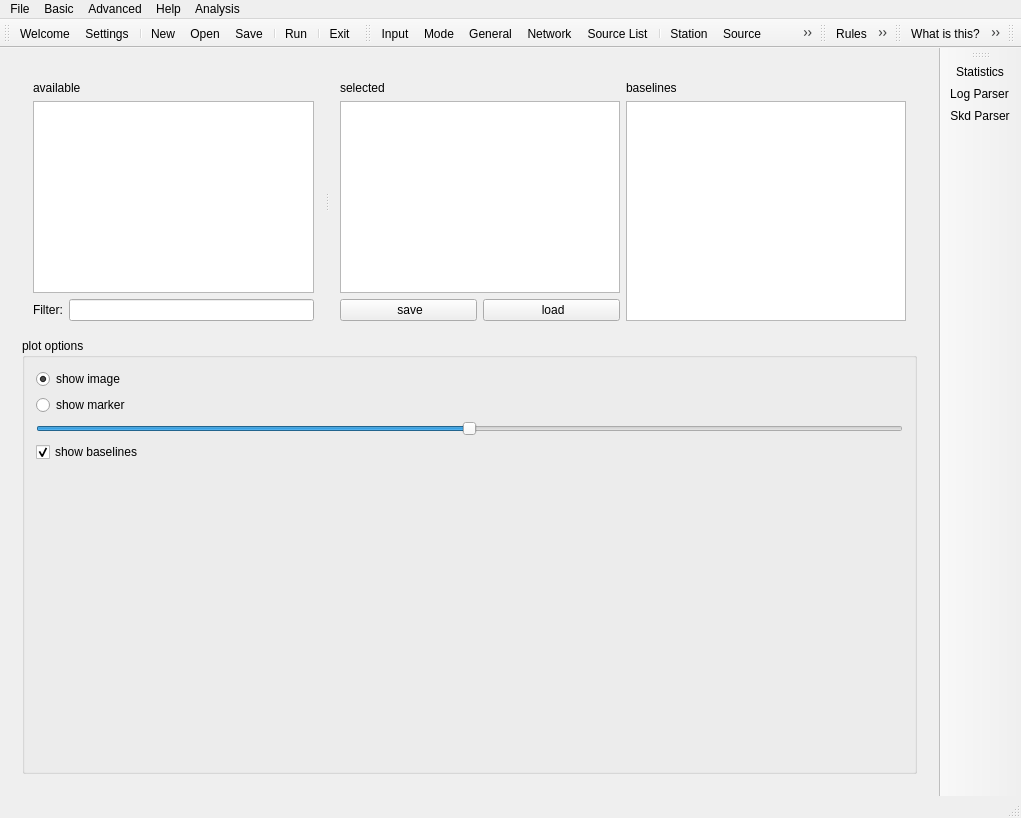
TUW-VieVS/VieSchedpp, file mainwindow.ui: the form before one commit.
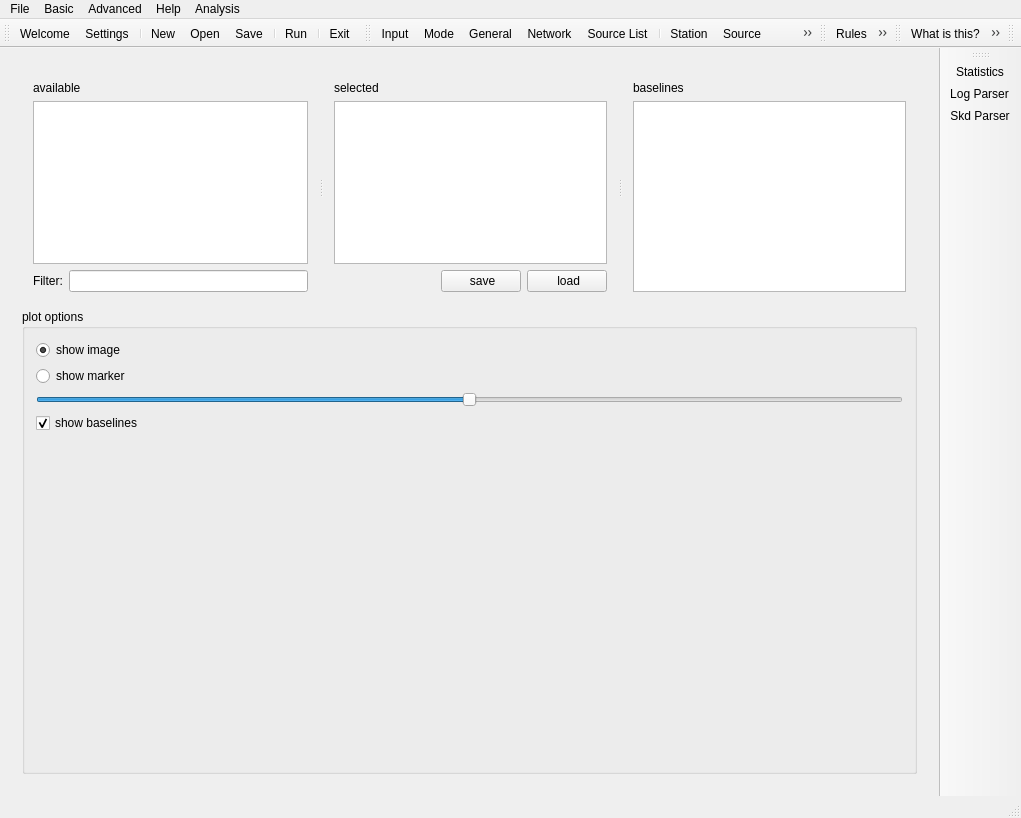
The form after the commit. The open tabs and pages were chosen to show the change. Icons and pictures are not drawn.

Commit message: baselines uses tlc, more splitters, multi scheduling bugfix

Diff of the .ui file:
```diff
--- a/mainwindow.ui
+++ b/mainwindow.ui
@@ -2733,7 +2733,7 @@
        <property name="statusTip">
         <string>network</string>
        </property>
-       <layout class="QVBoxLayout" name="verticalLayout_57" stretch="0,2">
+       <layout class="QVBoxLayout" name="verticalLayout_57" stretch="1,2">
         <item>
          <widget class="QSplitter" name="splitter_4">
           <property name="orientation">
@@ -2793,9 +2793,11 @@
             </item>
            </layout>
           </widget>
-          <widget class="QWidget" name="layoutWidget">
-           <layout class="QHBoxLayout" name="horizontalLayout_7" stretch="0,0">
-            <item>
+          <widget class="QSplitter" name="splitter_a">
+           <property name="orientation">
+            <enum>Qt::Horizontal</enum>
+           </property>
+           <widget class="QWidget" name="">
              <layout class="QVBoxLayout" name="verticalLayout_2" stretch="0,0,0">
               <item>
                <widget class="QLabel" name="label_network_selected">
@@ -2805,7 +2807,7 @@
                </widget>
               </item>
               <item>
-               <widget class="QListView" name="listView_allSelectedStations">
+              <widget class="QTreeView" name="treeView_allSelectedStations">
                 <property name="mouseTracking">
                  <bool>true</bool>
                 </property>
@@ -2825,6 +2827,19 @@
               </item>
               <item>
                <layout class="QHBoxLayout" name="horizontalLayout_3">
+               <item>
+                <spacer name="horizontalSpacer_36">
+                 <property name="orientation">
+                  <enum>Qt::Horizontal</enum>
+                 </property>
+                 <property name="sizeHint" stdset="0">
+                  <size>
+                   <width>40</width>
+                   <height>20</height>
+                  </size>
+                 </property>
+                </spacer>
+               </item>
                 <item>
                  <widget class="QPushButton" name="pushButton_saveNetwork">
                   <property name="toolTip">
@@ -2862,8 +2877,8 @@
                </layout>
               </item>
              </layout>
-            </item>
-            <item>
+           </widget>
+           <widget class="QWidget" name="">
              <layout class="QVBoxLayout" name="verticalLayout_61">
               <item>
                <widget class="QLabel" name="label_network_baselines">
@@ -2886,8 +2901,7 @@
                </widget>
               </item>
              </layout>
-            </item>
-           </layout>
+           </widget>
           </widget>
          </widget>
         </item>
```
Left out of the diff: 29 changed lines with no effect on the pictures. Lines whose indentation alone changed are shown as unchanged. The commit also changes 2 other files.
